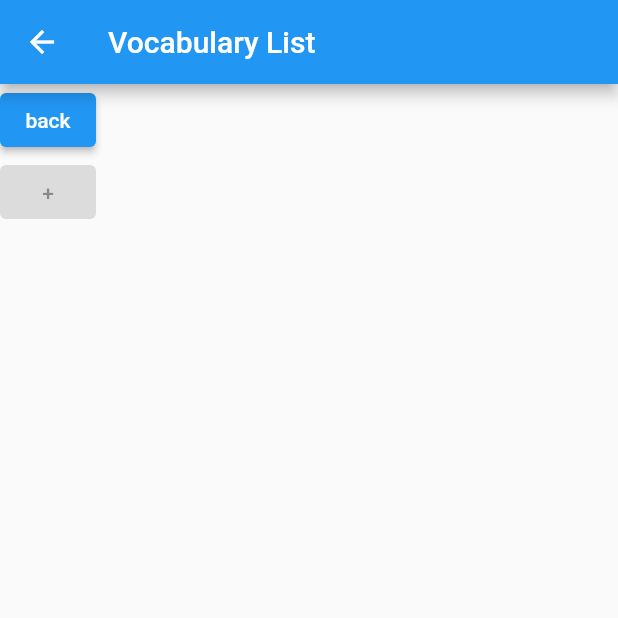
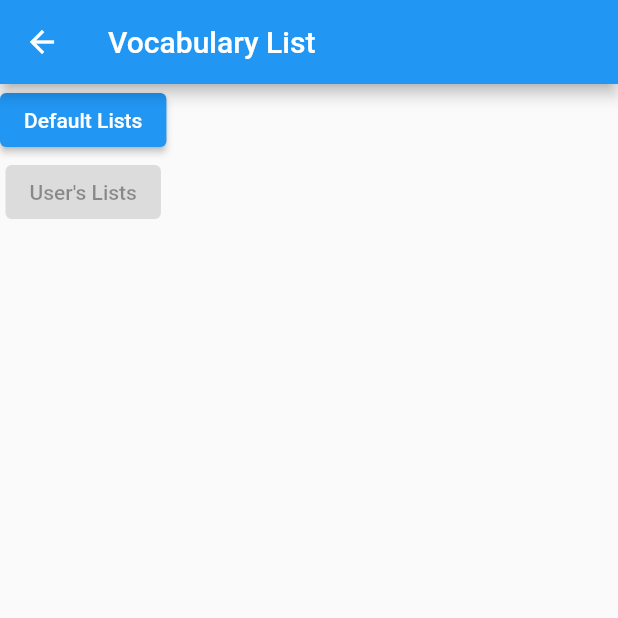
Before and after one commit to hanli00/word_share, a Flutter app: the VocabularyList screen opened directly, on a phone screen of 412 x 824 dp, the top half of it. Run offline on Flutter 3.47's test engine with Material 2 defaults, Android fonts, the phone set to English and light mode, and no system bars.

```diff
--- a/lib/vocabularyList.dart
+++ b/lib/vocabularyList.dart
@@ -8,16 +8,17 @@ class VocabularyList extends StatelessWidget {
         title: Text("Vocabulary List"),
       ),
       body: Column(
+
           children:[
             ElevatedButton(
               onPressed: () {
                 Navigator.pop(context);
               },
-              child: Text('back'),
+              child: Text('Default Lists'),
             ),
             ElevatedButton(
                 onPressed: null,
-                child: Text('+')
+                child: Text("User's Lists"),
             ),
           ]
       ),
```
